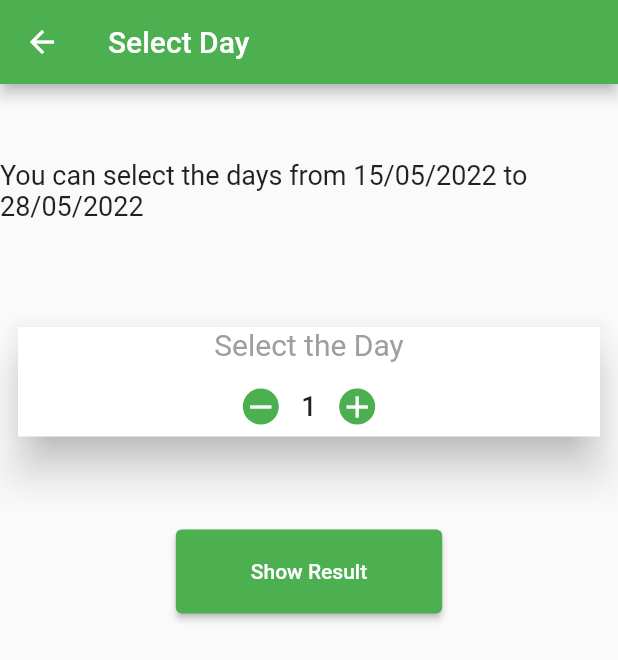
After one commit to Gianlu020/Wearableproject, a Flutter app: the DayPage screen opened by its route, after a tap on "Show Result", on a phone screen of 412 x 824 dp. The commit adds this screen. Shown: the top 660 px of the screen. Run offline on Flutter 3.47's test engine with Material 2 defaults, Android fonts, the phone set to English and light mode, and no system bars; our stand-ins replace floor, flutter_login, page_transition, share_plus, shared_preferences, sqflite and 1 more; missing offline and left inert: fitbitter, flutter_3d_choice_chip, pretty_gauge; accounts and stored records are empty; generated files the repository leaves out were written again.

Commit message:
Aggiornamento app

```diff
--- /dev/null
+++ b/lib/Training.dart
@@ -0,0 +1,5 @@
+Map <int,String> Allenamenti={
+0:'BASIC LEVEL TRAINING \n Riscaldamento: \n Crunch doppio 3x10  ',
+1:'INTERMEDIATE LEVEL TRAINING \n Riscaldamento',
+2:'EXPERT LEVEL TRAINING \n Riscaldamento',
+};
--- /dev/null
+++ b/lib/database/entity/dao/steps_dao.dart
@@ -0,0 +1,26 @@
+import 'package:floor/floor.dart';
+import 'package:wearable_project/database/entity/steps.dart';
+
+@dao
+abstract class StepsDao {
+  @Query('SELECT * FROM Steps')
+  Future<List<Steps>> findAllSteps();
+
+  @Query('SELECT * FROM Steps WHERE id = :id')
+  Future<Steps?> findStepsById(int id);
+
+  @insert
+  Future<void> insertSteps(Steps steps);
+}
+
+@dao
+abstract class CaloriesDao {
+  @Query('SELECT * FROM Calories')
+  Future<List<Calories>> findAllCalories();
+
+  @Query('SELECT * FROM Calories WHERE id = :id')
+  Future<Calories?> findCaloriesById(int id);
+
+  @insert
+  Future<void> insertCalories(Calories calories);
+}
--- a/lib/screens/BMI/BMIpage.dart
+++ b/lib/screens/BMI/BMIpage.dart
@@ -30,6 +30,7 @@ class _BMIpageState extends State<BMIpage> {
   Widget build(BuildContext context) {
     return Scaffold(
         appBar: AppBar(
+          backgroundColor: Colors.green,
           centerTitle: true,
           title: const Text("BMI Calculator"),
         ),
@@ -102,7 +103,7 @@ class _BMIpageState extends State<BMIpage> {
                             });
                           });
                         },
-                        activeColor: Colors.blue,
+                        activeColor: Colors.green,
                         buttonWidget: const Icon(
                           Icons.arrow_forward_ios_rounded,
                           color: Colors.black,
--- a/lib/screens/BMI/age_weight_widget.dart
+++ b/lib/screens/BMI/age_weight_widget.dart
@@ -51,12 +51,12 @@ class _AgeWeightWidgetState extends State<AgeWeightWidget> {
               ),
               Padding(
                 padding: const EdgeInsets.all(8.0),
-                child: Row(
+                child: Row(mainAxisAlignment: MainAxisAlignment.center,
                   children: [
                     InkWell(
                       child: const CircleAvatar(
                         radius: 12,
-                        backgroundColor: Colors.blue,
+                        backgroundColor: Colors.green,
                         child: Icon(Icons.remove, color: Colors.white),
                       ),
                       onTap: () {
@@ -85,7 +85,7 @@ class _AgeWeightWidgetState extends State<AgeWeightWidget> {
                     InkWell(
                       child: const CircleAvatar(
                         radius: 12,
-                        backgroundColor: Colors.blue,
+                        backgroundColor: Colors.green,
                         child: Icon(Icons.add, color: Colors.white),
                       ),
                       onTap: () {
--- a/lib/screens/BMI/height_widget.dart
+++ b/lib/screens/BMI/height_widget.dart
@@ -48,6 +48,7 @@ class _HeightWidgetState extends State<HeightWidget> {
                 min: 0,
                 max: 240,
                 value: _height.toDouble(),
+                activeColor: Colors.green,
                 thumbColor: Colors.red,
                 onChanged: (value) {
                   setState(() {
--- a/lib/screens/BMI/score_screen.dart
+++ b/lib/screens/BMI/score_screen.dart
@@ -21,6 +21,7 @@ class ScoreScreen extends StatelessWidget {
     setBmiInterpretation();
     return Scaffold(
       appBar: AppBar(
+        backgroundColor: Colors.green,
         centerTitle: true,
         title: const Text("BMI Score"),
       ),
@@ -80,7 +81,10 @@ class ScoreScreen extends StatelessWidget {
                             onPressed: () {
                               Navigator.pop(context);
                             },
-                            child: const Text("Re-calculate")),
+                            child: const Text("Re-calculate"),
+                            style: ElevatedButton.styleFrom(
+                primary: Colors.green,)
+                ),
                         const SizedBox(
                           width: 10,
                         ),
--- /dev/null
+++ b/lib/screens/DayPage.dart
@@ -0,0 +1,67 @@
+import 'package:flutter/material.dart';
+//import 'package:material_design_icons_flutter/material_design_icons_flutter.dart';
+import 'package:fitbitter/fitbitter.dart';
+import 'package:wearable_project/screens/BMI/age_weight_widget.dart';
+import 'package:wearable_project/database/database.dart';
+
+
+
+class DayPage extends StatelessWidget {
+  DayPage({Key? key}) : super(key: key);
+
+  static const route = '/';
+  static const routename = 'DayPage';
+  int _number =1;
+
+  @override
+  Widget build(BuildContext context) {
+    print('${DayPage.routename} built');
+    return Scaffold(
+      appBar: AppBar(
+        title: const Text('Select Day'),
+        backgroundColor: Colors.green,
+      ),
+      body: Center(
+          child: Column(
+        mainAxisAlignment: MainAxisAlignment.start,
+        children: [
+          SizedBox(width: 50,height: 50,),
+          SizedBox(child: Text('You can select the days from 15/05/2022 to 28/05/2022',style: TextStyle(fontSize: 18),),
+          width: 500,height: 100,),
+          AgeWeightWidget(
+                          onChange: (numberVal) {
+                            _number = numberVal;
+                          },
+                          title: "Select the Day",
+                          initValue: 1,
+                          min: 1,
+                          max: 14),
+                          SizedBox(width: 50,height: 50,),
+          ElevatedButton(
+            onPressed: () async {
+              final database = await $FloorAppDatabase
+                      .databaseBuilder('app_database.db')
+                      .build();
+
+                  final caloriesDao = database.caloriesDao;
+                  _number=_number-1;
+                  final result = await caloriesDao.findCaloriesById(_number);
+
+                  final stepsDao = database.stepsDao;
+                  final risultato = await stepsDao.findStepsById(_number);
+
+                    final res=[result!.value,risultato!.value];
+
+              Navigator.pushNamed(context, 'AttivityPage',arguments:res );
+            },
+            child: const Text('Show Result'),
+            style: ElevatedButton.styleFrom(
+                primary: Colors.green,
+                padding: EdgeInsets.symmetric(horizontal: 50, vertical: 20)),
+          ),
+        ],
+      )),
+    );
+  } //build
+
+} //Page
--- a/lib/screens/LoginPage.dart
+++ b/lib/screens/LoginPage.dart
@@ -27,12 +27,12 @@ class _LoginPageState extends State<LoginPage> {
     final sp = await SharedPreferences.getInstance();
     if(sp.getString('username') != null){
       //If 'username is set, push the HomePage
-     Navigator.pushNamed(context, 'HomePage', arguments: 'ciao@ciao.com');
+     Navigator.pushNamed(context, 'HomePage', arguments: 'App_sport');
     }//if
   }//_checkLogin
 
   Future<String> _loginUser(LoginData data) async {
-    if (data.name == 'ciao@ciao.com' && data.password == 'admin') {
+    if (data.name == 'App_sport@gmail.com' && data.password == 'admin') {
 
       final sp = await SharedPreferences.getInstance();
       sp.setString('username', data.name);
@@ -70,7 +70,7 @@ class _LoginPageState extends State<LoginPage> {
       onRecoverPassword: _recoverPassword,
       onSubmitAnimationCompleted: () {
         //Navigator.of(context).pushReplacementNamed(HomePage.route);
-        Navigator.pushNamed(context, 'HomePage', arguments: 'ciao@ciao.com');
+        Navigator.pushNamed(context, 'HomePage', arguments: 'App_sport');
       },
     );
   } } // LoginScreen
--- a/pubspec.yaml
+++ b/pubspec.yaml
@@ -38,6 +38,8 @@ dependencies:
   page_transition: ^2.0.5
   pretty_gauge: ^1.0.1
   share_plus: ^4.0.4
+  floor: ^1.2.0
+
 
 
 
@@ -49,6 +51,9 @@ dependencies:
 dev_dependencies:
   flutter_test:
     sdk: flutter
+  floor_generator: ^1.2.0
+  build_runner: ^2.1.2
+
 
   # The "flutter_lints" package below contains a set of recommended lints to
   # encourage good coding practices. The lint set provided by the package is
```
Also changed, not shown: lib/database/database.dart (added, +15 -0 lines), lib/database/entity/steps.dart (added, +21 -0 lines), lib/main.dart (+14 -3 lines), lib/screens/AttivityPage.dart (+24 -2 lines), lib/screens/HomePage.dart (+100 -42 lines), lib/screens/PassiPage.dart (deleted, +0 -39 lines), lib/screens/PrizePage.dart (added, +26 -0 lines), lib/database/database.g.dart (added), pubspec.lock.
